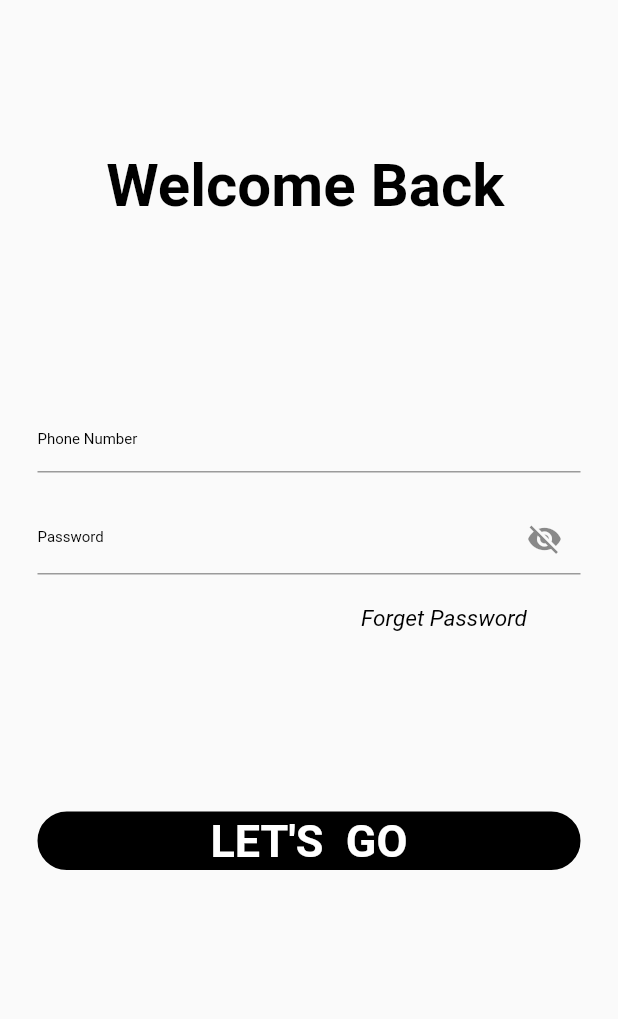
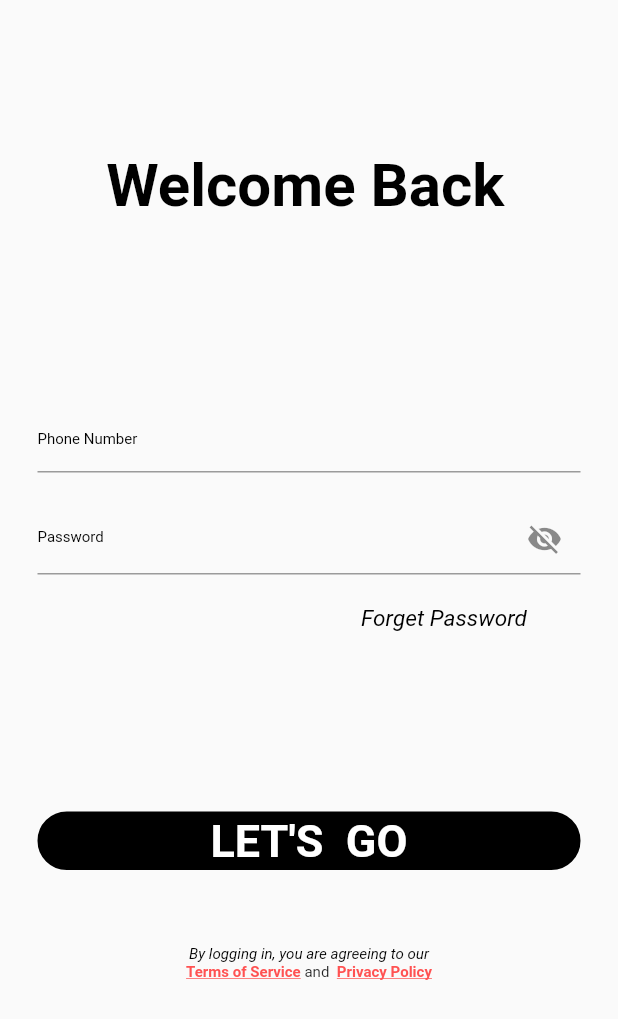
Before and after one commit to lakshmiprasadkota/lpchallange_2, a Flutter app: the screen it shows after launch, on a phone screen of 412 x 824 dp. Shown: the top 1019 px of the screen. Run offline on Flutter 3.47's test engine with Material 2 defaults, Android fonts, the phone set to English and light mode, and no system bars.

Commit message:
terms and privacy

```diff
--- a/lib/main.dart
+++ b/lib/main.dart
@@ -75,6 +75,38 @@ class _LpState extends State<Lppage>{
                      )
 
                  ),
+                 SizedBox(height: 50.0,),
+                 Container(
+
+                   child:  Text("By logging in, you are agreeing to our" ,style:TextStyle(color:Colors.black ,fontSize: 10,
+                       fontStyle: FontStyle.italic),),
+                 ),
+                 Row(
+                   mainAxisAlignment: MainAxisAlignment.center,
+                   children:<Widget> [ InkWell(
+                     onTap: (){},
+                     child: Text('Terms of Service ',
+                         style:TextStyle(
+                             fontSize:10,
+                             color:Colors.redAccent,
+                             fontWeight: FontWeight.bold,
+                             decoration: TextDecoration.underline
+                         )),
+                   ),
+                     Text('and' , style: TextStyle(fontSize: 10),),
+                     SizedBox(width: 5),
+                     InkWell(
+                       onTap: (){},
+                       child: Text('Privacy Policy',
+                           style:TextStyle(
+                               fontSize:10,
+                               color:Colors.redAccent,
+                               fontWeight: FontWeight.bold,
+                               decoration: TextDecoration.underline
+                           )),
+                     )
+                   ],
+                 ),
 
 
 
```
